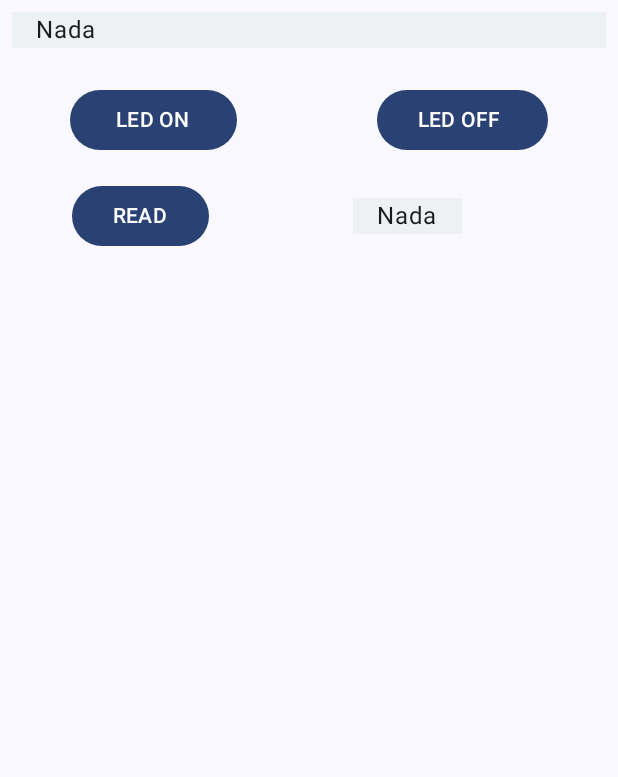
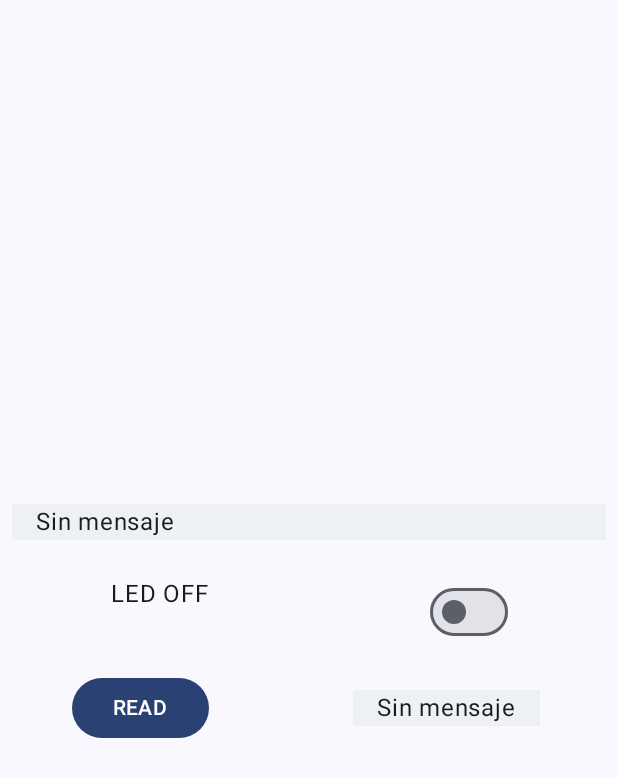
Before and after one commit to faraday58/BluetoothConnectApp, an Android app built with Jetpack Compose: the screen it shows after launch (MainActivity), after a tap on "READ", on a phone screen of 412 x 824 dp. Shown: the top 777 px of the screen. Run offline under Robolectric (Android 15) with nearby library versions, the phone set to English and light mode, and no system bars.

Commit message:
package and file to UI

```diff
--- a/app/src/main/java/com/mexiti/bluetoothconnectapp/MainActivity.kt
+++ b/app/src/main/java/com/mexiti/bluetoothconnectapp/MainActivity.kt
@@ -32,6 +32,7 @@ import androidx.compose.ui.unit.dp
 import androidx.core.app.ActivityCompat
 import androidx.core.content.ContextCompat
 import com.mexiti.bluetoothconnectapp.ui.theme.BluetoothConnectAppTheme
+import com.mexiti.bluetoothconnectapp.ui.views.BluetoothUI
 import java.io.IOException
 import java.io.InputStream
 import java.io.OutputStream
@@ -116,7 +117,7 @@ class MainActivity : ComponentActivity() {
                     modifier = Modifier.fillMaxSize(),
                     color = MaterialTheme.colorScheme.background
                 ) {
-                    MyUI(connectStatus = status)
+                    BluetoothUI(connectStatus = status)
 
                 }
             }
@@ -208,65 +209,3 @@ class DataExchange(mmSocket:BluetoothSocket): Thread(){
         }
     }
 }
-
-@Composable
-fun MyUI(connectStatus: MutableState<String>){
-    val sensor = remember {
-        mutableStateOf("Nada")
-    }
-
-    Column {
-        Text(
-            text = connectStatus.value,
-            modifier = Modifier
-                .padding(8.dp)
-                .fillMaxWidth()
-                .background(Color(0x80E2EBEA))
-                .padding(start = 16.dp)
-        )
-        Spacer(modifier = Modifier.height(16.dp))
-        Row(
-            horizontalArrangement = Arrangement.SpaceAround,
-            modifier = Modifier.fillMaxWidth()
-            ){
-            Button(
-                onClick = {
-                    dataExchangeInstance?.write("A".toByteArray())
-                }) {
-                Text(text = "  LED ON  ")
-            }
-            Button(onClick = {
-                dataExchangeInstance?.write("B".toByteArray())
-            }) {
-                Text(text = " LED OFF  ")
-            }
-        }
-        Spacer(modifier = Modifier.height(16.dp))
-        Row(
-            verticalAlignment = Alignment.CenterVertically,
-            modifier = Modifier.fillMaxWidth()
-        ) {
-            Button(onClick = {
-                val str = dataExchangeInstance?.read()
-                if(str != null){
-                    sensor.value = str
-                }else{
-                    connectStatus.value = "Nada"
-                }
-            },
-                modifier = Modifier.padding(start = 48.dp)
-                ) {
-                Text(text = " READ ")
-            }
-            Text(
-                text = sensor.value,
-                modifier = Modifier
-                    .padding(start = 96.dp)
-                    .background(Color(0x80E2EBEA))
-                    .padding(horizontal = 16.dp)
-            )
-        }
-
-    }
-
-}
--- /dev/null
+++ b/app/src/main/java/com/mexiti/bluetoothconnectapp/ui/views/BluetoothView.kt
@@ -0,0 +1,129 @@
+package com.mexiti.bluetoothconnectapp.ui.views
+
+import android.annotation.SuppressLint
+import androidx.compose.foundation.background
+import androidx.compose.foundation.layout.Arrangement
+import androidx.compose.foundation.layout.Column
+import androidx.compose.foundation.layout.Row
+import androidx.compose.foundation.layout.Spacer
+import androidx.compose.foundation.layout.fillMaxSize
+import androidx.compose.foundation.layout.fillMaxWidth
+import androidx.compose.foundation.layout.height
+import androidx.compose.foundation.layout.padding
+import androidx.compose.material3.Button
+import androidx.compose.material3.Surface
+import androidx.compose.material3.Switch
+import androidx.compose.material3.Text
+import androidx.compose.runtime.Composable
+import androidx.compose.runtime.MutableState
+import androidx.compose.runtime.getValue
+import androidx.compose.runtime.mutableStateOf
+import androidx.compose.runtime.remember
+import androidx.compose.runtime.setValue
+import androidx.compose.ui.Alignment
+import androidx.compose.ui.Modifier
+import androidx.compose.ui.graphics.Color
+import androidx.compose.ui.tooling.preview.Preview
+import androidx.compose.ui.unit.dp
+import com.mexiti.bluetoothconnectapp.dataExchangeInstance
+import com.mexiti.bluetoothconnectapp.ui.theme.BluetoothConnectAppTheme
+
+@Composable
+fun BluetoothUI(connectStatus: MutableState<String>){
+    var checked by remember {
+        mutableStateOf(false)
+    }
+    val sensor = remember {
+        mutableStateOf("Sin mensaje")
+    }
+    var switchControl by remember {
+      mutableStateOf("LED OFF")
+    }
+
+    Column(
+        modifier = Modifier.fillMaxSize(),
+        horizontalAlignment = Alignment.CenterHorizontally,
+        verticalArrangement = Arrangement.Center
+
+    ) {
+        Text(
+            text = connectStatus.value,
+            modifier = Modifier
+                .padding(8.dp)
+                .fillMaxWidth()
+                .background(Color(0x80E2EBEA))
+                .padding(start = 16.dp)
+        )
+        Spacer(modifier = Modifier.height(16.dp))
+        Row(
+            horizontalArrangement = Arrangement.SpaceAround,
+            modifier = Modifier.fillMaxWidth()
+        ){
+
+
+            Text(text = switchControl)
+
+            Switch(checked = checked ,
+
+                onCheckedChange = {
+
+                    if (!checked){
+                        switchControl = "LED ON"
+                        dataExchangeInstance?.write("A".toByteArray())
+                        checked = true
+                    }else{
+                        switchControl = "LED OFF"
+                        dataExchangeInstance?.write("B".toByteArray())
+                        checked = false
+
+                    }
+                }
+            )
+
+
+        }
+        Spacer(modifier = Modifier.height(16.dp))
+        Row(
+            verticalAlignment = Alignment.CenterVertically,
+            modifier = Modifier.fillMaxWidth()
+        ) {
+            Button(onClick = {
+                val str = dataExchangeInstance?.read()
+                if(str != null){
+                    sensor.value = str
+                }else{
+                    connectStatus.value = "Sin mensaje"
+                }
+            },
+                modifier = Modifier.padding(start = 48.dp)
+            ) {
+                Text(text = " READ ")
+            }
+            Text(
+                text = sensor.value,
+                modifier = Modifier
+                    .padding(start = 96.dp)
+                    .background(Color(0x80E2EBEA))
+                    .padding(horizontal = 16.dp)
+            )
+        }
+
+    }
+
+}
+
+@SuppressLint("UnrememberedMutableState")
+@Preview
+@Composable
+fun BluetoothUIPreview(){
+    val state = mutableStateOf("Correcto")
+BluetoothConnectAppTheme() {
+    Surface {
+        BluetoothUI(connectStatus =state )
+    }
+
+}
+
+
+
+}
```
